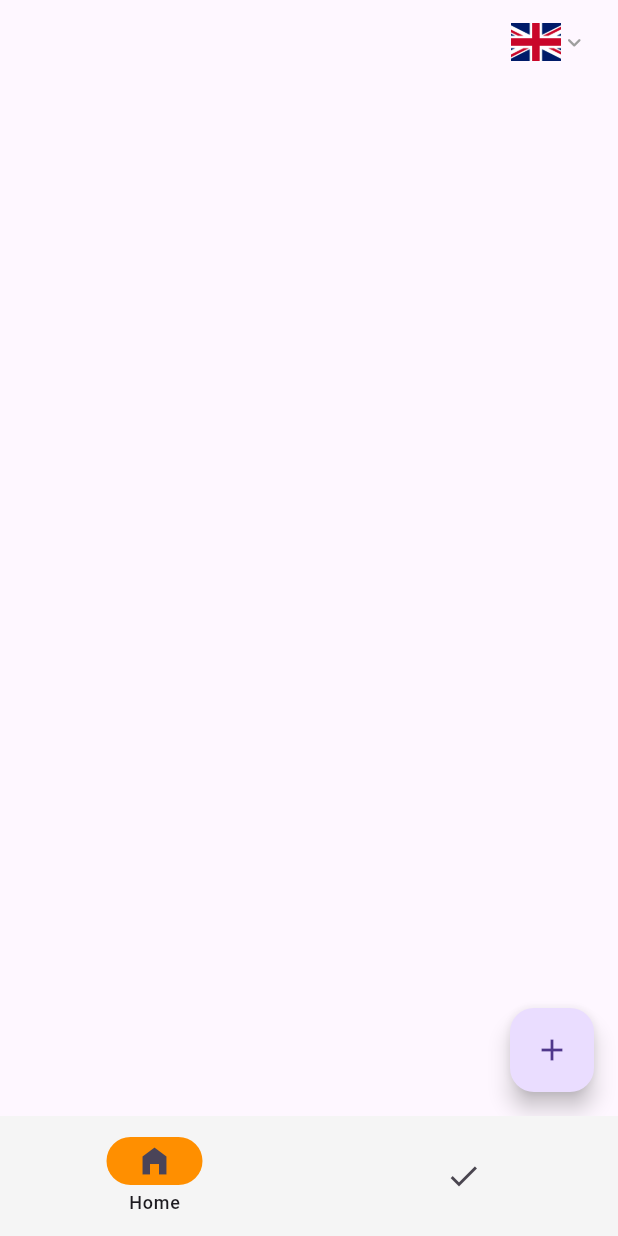
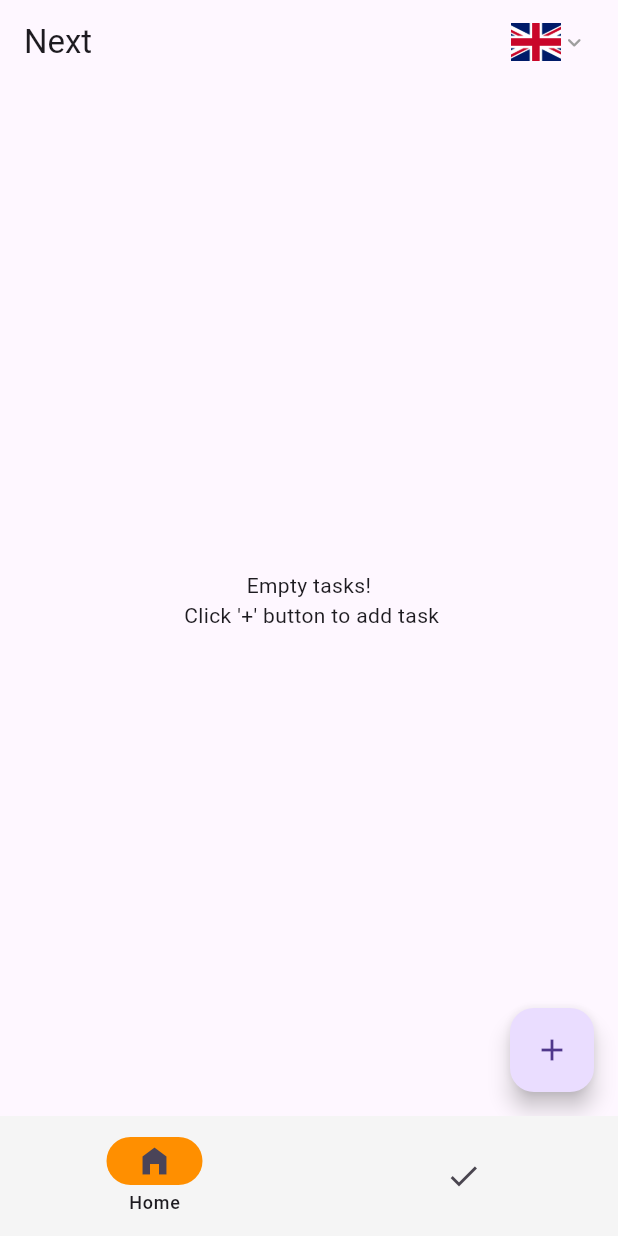
Before and after one commit to yoonpyaepyaenyein/todo_get, a Flutter app: the screen it shows after launch, after a tap on the "add" icon, after a tap on "Create", after a tap on the "delete" icon, on a phone screen of 412 x 824 dp. Run offline on Flutter 3.47's test engine with Material 2 defaults, Android fonts, the phone set to English and light mode, and no system bars; our stand-ins replace get, get_storage, responsive_sizer.

Commit message:
apk release

```diff
--- a/lib/views/task/task_screen.dart
+++ b/lib/views/task/task_screen.dart
@@ -1,9 +1,9 @@
 import 'package:flutter/material.dart';
 import 'package:get/get.dart';
 import 'package:responsive_sizer/responsive_sizer.dart';
-import 'package:todo_get/controller/task_controller.dart';
-import 'package:todo_get/models/task.dart';
 
+import '../../controller/task_controller.dart';
+import '../../models/task.dart';
 import '../../utils/localization/localization_controller.dart';
 
 class TaskScreen extends StatelessWidget {
@@ -16,6 +16,7 @@ class TaskScreen extends StatelessWidget {
         builder: (TaskController taskController) {
           return Scaffold(
             appBar: AppBar(
+              title: Text('Next'.tr),
               actions: [
                 GetBuilder<LocalizationController>(
                   builder: (LocalizationController localizationController) {
@@ -26,10 +27,44 @@ class TaskScreen extends StatelessWidget {
                 ),
               ],
             ),
-            body: ListView.builder(
+            body: _taskListWidget(taskController),
+            floatingActionButton: FloatingActionButton(
+              onPressed: () => showBottomSheet(
+                context: context,
+                builder: (context) => _bottomModalSheet(
+                  context: context,
+                  taskController: taskController,
+                ),
+              ),
+              child: const Icon(Icons.add),
+            ),
+          );
+        },
+      ),
+    );
+  }
+
+  Widget _taskListWidget(TaskController taskController) {
+    if (taskController.tasks.isEmpty) {
+      return const Center(
+        child: Text(
+          'Empty tasks! \n Click \'+\' button to add task',
+          textAlign: TextAlign.center,
+        ),
+      );
+    } else {
+      return ListView.builder(
         itemCount: taskController.tasks.length,
         itemBuilder: ((BuildContext context, int index) {
           final taskItem = taskController.tasks[index];
+          return _taskItemWidget(taskController, taskItem, context);
+        }),
+      );
+    }
+  }
+
+  Align _taskItemWidget(
+      TaskController taskController, Task taskItem, BuildContext context) {
     return Align(
       alignment: Alignment.topCenter,
       child: Card(
@@ -50,8 +85,7 @@ class TaskScreen extends StatelessWidget {
                   : const SizedBox.shrink(),
               IconButton(
                 onPressed: () {
-                                taskController.titleEditingController.text =
-                                    taskItem.title;
+                  taskController.titleEditingController.text = taskItem.title;
                   showModalBottomSheet(
                     context: context,
                     builder: (context) => _bottomModalSheet(
@@ -81,21 +115,6 @@ class TaskScreen extends StatelessWidget {
             ],
           ),
         ),
-                    ),
-                  );
-                })),
-            floatingActionButton: FloatingActionButton(
-              onPressed: () => showBottomSheet(
-                context: context,
-                builder: (context) => _bottomModalSheet(
-                  context: context,
-                  taskController: taskController,
-                ),
-              ),
-              child: const Icon(Icons.add),
-            ),
-          );
-        },
       ),
     );
   }
```
Also changed, not shown: 1 other file. Lines whose indentation alone changed are shown as unchanged.
